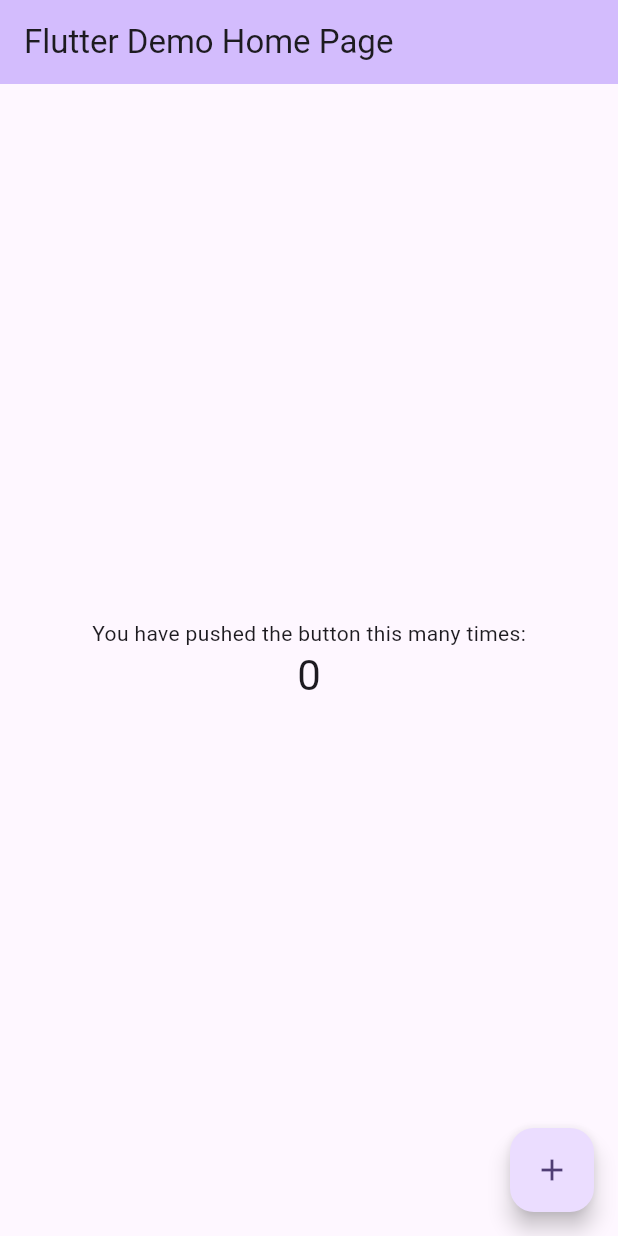
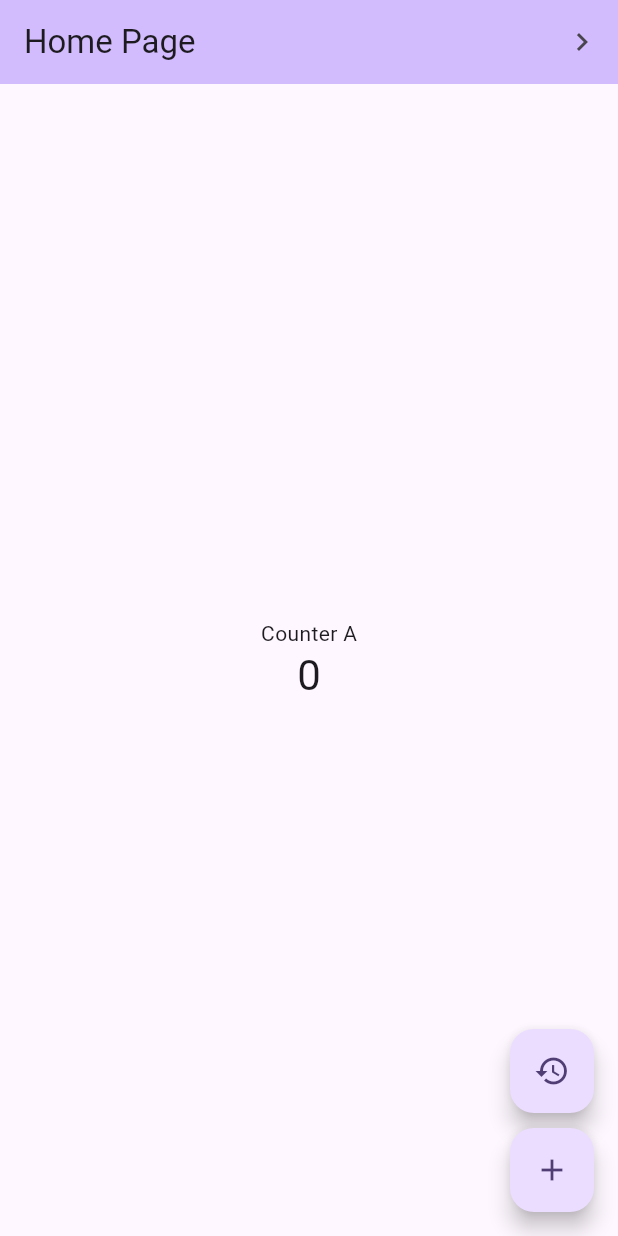
Before and after one commit to pianosp/cm_state_demo, a Flutter app: the screen it shows after launch, on a phone screen of 412 x 824 dp. Run offline on Flutter 3.47's test engine with Material 3 defaults, Android fonts, the phone set to English and light mode, and no system bars; our stand-ins replace bloc, equatable, flutter_bloc.

Commit message:
create more bloc and use in multiple bloc in single page

```diff
--- a/lib/main.dart
+++ b/lib/main.dart
@@ -1,125 +1,39 @@
+import 'package:cm_state_demo/src/app_route.dart';
+import 'package:cm_state_demo/src/bloc/app_bloc_observer.dart';
+import 'package:cm_state_demo/src/bloc/counter_a_bloc/counter_a_bloc.dart';
+import 'package:cm_state_demo/src/bloc/counter_b_bloc/counter_b_bloc.dart';
+import 'package:cm_state_demo/src/pages/home_page.dart';
 import 'package:flutter/material.dart';
+import 'package:flutter_bloc/flutter_bloc.dart';
 
 void main() {
-  runApp(const MyApp());
+  // runApp(const MyApp());
+  BlocOverrides.runZoned(
+    () {
+      runApp(MyApp());
+    },
+    blocObserver: AppBlocObserver(),
+  );
 }
 
 class MyApp extends StatelessWidget {
   const MyApp({super.key});
 
-  // This widget is the root of your application.
   @override
   Widget build(BuildContext context) {
-    return MaterialApp(
-      title: 'Flutter Demo',
-      theme: ThemeData(
-        // This is the theme of your application.
-        //
-        // TRY THIS: Try running your application with "flutter run". You'll see
-        // the application has a purple toolbar. Then, without quitting the app,
-        // try changing the seedColor in the colorScheme below to Colors.green
-        // and then invoke "hot reload" (save your changes or press the "hot
-        // reload" button in a Flutter-supported IDE, or press "r" if you used
-        // the command line to start the app).
-        //
-        // Notice that the counter didn't reset back to zero; the application
-        // state is not lost during the reload. To reset the state, use hot
-        // restart instead.
-        //
-        // This works for code too, not just values: Most code changes can be
-        // tested with just a hot reload.
-        colorScheme: ColorScheme.fromSeed(seedColor: Colors.deepPurple),
-        useMaterial3: true,
+    final counterABloc = BlocProvider(create: (context) => CounterABloc());
+    final counterBBloc = BlocProvider(create: (context) => CounterBBloc());
+    return MultiBlocProvider(
+      providers: [counterABloc, counterBBloc],
+      child: MaterialApp(
+        title: 'Flutter Demo',
+        routes: AppRoute().getAll,
+        theme: ThemeData(
+          colorScheme: ColorScheme.fromSeed(seedColor: Colors.deepPurple),
+          useMaterial3: true,
+        ),
+        home: const MyHomePage(title: 'Home Page'),
       ),
-      home: const MyHomePage(title: 'Flutter Demo Home Page'),
     );
   }
 }
-
-class MyHomePage extends StatefulWidget {
-  const MyHomePage({super.key, required this.title});
-
-  // This widget is the home page of your application. It is stateful, meaning
-  // that it has a State object (defined below) that contains fields that affect
-  // how it looks.
-
-  // This class is the configuration for the state. It holds the values (in this
-  // case the title) provided by the parent (in this case the App widget) and
-  // used by the build method of the State. Fields in a Widget subclass are
-  // always marked "final".
-
-  final String title;
-
-  @override
-  State<MyHomePage> createState() => _MyHomePageState();
-}
-
-class _MyHomePageState extends State<MyHomePage> {
-  int _counter = 0;
-
-  void _incrementCounter() {
-    setState(() {
-      // This call to setState tells the Flutter framework that something has
-      // changed in this State, which causes it to rerun the build method below
-      // so that the display can reflect the updated values. If we changed
-      // _counter without calling setState(), then the build method would not be
-      // called again, and so nothing would appear to happen.
-      _counter++;
-    });
-  }
-
-  @override
-  Widget build(BuildContext context) {
-    // This method is rerun every time setState is called, for instance as done
-    // by the _incrementCounter method above.
-    //
-    // The Flutter framework has been optimized to make rerunning build methods
-    // fast, so that you can just rebuild anything that needs updating rather
-    // than having to individually change instances of widgets.
-    return Scaffold(
-      appBar: AppBar(
-        // TRY THIS: Try changing the color here to a specific color (to
-        // Colors.amber, perhaps?) and trigger a hot reload to see the AppBar
-        // change color while the other colors stay the same.
-        backgroundColor: Theme.of(context).colorScheme.inversePrimary,
-        // Here we take the value from the MyHomePage object that was created by
-        // the App.build method, and use it to set our appbar title.
-        title: Text(widget.title),
-      ),
-      body: Center(
-        // Center is a layout widget. It takes a single child and positions it
-        // in the middle of the parent.
-        child: Column(
-          // Column is also a layout widget. It takes a list of children and
-          // arranges them vertically. By default, it sizes itself to fit its
-          // children horizontally, and tries to be as tall as its parent.
-          //
-          // Column has various properties to control how it sizes itself and
-          // how it positions its children. Here we use mainAxisAlignment to
-          // center the children vertically; the main axis here is the vertical
-          // axis because Columns are vertical (the cross axis would be
-          // horizontal).
-          //
-          // TRY THIS: Invoke "debug painting" (choose the "Toggle Debug Paint"
-          // action in the IDE, or press "p" in the console), to see the
-          // wireframe for each widget.
-          mainAxisAlignment: MainAxisAlignment.center,
-          children: <Widget>[
-            const Text(
-              'You have pushed the button this many times:',
-            ),
-            Text(
-              '$_counter',
-              style: Theme.of(context).textTheme.headlineMedium,
-            ),
-          ],
-        ),
-      ),
-      floatingActionButton: FloatingActionButton(
-        onPressed: _incrementCounter,
-        tooltip: 'Increment',
-        child: const Icon(Icons.add),
-      ), // This trailing comma makes auto-formatting nicer for build methods.
-    );
-  }
-}
--- /dev/null
+++ b/lib/src/app_route.dart
@@ -0,0 +1,13 @@
+import 'package:cm_state_demo/src/pages/another_page.dart';
+import 'package:cm_state_demo/src/pages/home_page.dart';
+import 'package:flutter/cupertino.dart';
+
+class AppRoute {
+  static const home = 'home';
+  static const another = 'another';
+  final _route = <String, WidgetBuilder>{
+    home: (context) => MyHomePage(title: "Home Page"),
+    another: (context) => AnotherPage(title: "Another Page"),
+  };
+  get getAll => _route;
+}
--- /dev/null
+++ b/lib/src/bloc/counter_a_bloc/counter_a_bloc.dart
@@ -0,0 +1,19 @@
+import 'package:bloc/bloc.dart';
+import 'package:equatable/equatable.dart';
+
+part 'counter_a_event.dart';
+part 'counter_a_state.dart';
+
+class CounterABloc extends Bloc<CounterAEvent, CounterAState> {
+  CounterABloc() : super(CounterAState(count: 0)) {
+    //Add
+    on<CounterAEventAdd>((event, emit) {
+      emit(state.copyWith(count: state.count + 1));
+    });
+
+    //Reset
+    on<CounterAEventReset>((event, emit) {
+      emit(state.copyWith(count: 0));
+    });
+  }
+}
--- /dev/null
+++ b/lib/src/bloc/counter_a_bloc/counter_a_event.dart
@@ -0,0 +1,11 @@
+part of 'counter_a_bloc.dart';
+
+abstract class CounterAEvent extends Equatable {
+  const CounterAEvent();
+  @override
+  List<Object> get props => [];
+}
+
+class CounterAEventAdd extends CounterAEvent {}
+
+class CounterAEventReset extends CounterAEvent {}
--- /dev/null
+++ b/lib/src/bloc/counter_a_bloc/counter_a_state.dart
@@ -0,0 +1,19 @@
+part of 'counter_a_bloc.dart';
+
+class CounterAState extends Equatable {
+  final int count;
+  const CounterAState({required this.count});
+
+  CounterAState copyWith({int? count}) {
+    return CounterAState(count: count ?? this.count);
+  }
+
+  @override
+  String toString() {
+    // TODO: implement toString
+    return "count: $count";
+  }
+
+  @override
+  List<Object?> get props => [count];
+}
--- /dev/null
+++ b/lib/src/bloc/counter_b_bloc/counter_b_bloc.dart
@@ -0,0 +1,18 @@
+import 'package:bloc/bloc.dart';
+import 'package:equatable/equatable.dart';
+
+part 'counter_b_event.dart';
+part 'counter_b_state.dart';
+
+class CounterBBloc extends Bloc<CounterBEvent, CounterBState> {
+  CounterBBloc() : super(CounterBState(count: 0)) {
+    on<CounterBEventAdd>((event, emit) {
+      emit(state.copyWith(count: state.count + 1));
+    });
+
+    //Reset
+    on<CounterBEventReset>((event, emit) {
+      emit(state.copyWith(count: 0));
+    });
+  }
+}
--- /dev/null
+++ b/lib/src/bloc/counter_b_bloc/counter_b_event.dart
@@ -0,0 +1,11 @@
+part of 'counter_b_bloc.dart';
+
+abstract class CounterBEvent extends Equatable {
+  const CounterBEvent();
+  @override
+  List<Object> get props => [];
+}
+
+class CounterBEventAdd extends CounterBEvent {}
+
+class CounterBEventReset extends CounterBEvent {}
--- /dev/null
+++ b/lib/src/bloc/counter_b_bloc/counter_b_state.dart
@@ -0,0 +1,19 @@
+part of 'counter_b_bloc.dart';
+
+class CounterBState extends Equatable {
+  final int count;
+  const CounterBState({required this.count});
+
+  CounterBState copyWith({int? count}) {
+    return CounterBState(count: count ?? this.count);
+  }
+
+  @override
+  String toString() {
+    // TODO: implement toString
+    return "count: $count";
+  }
+
+  @override
+  List<Object> get props => [count];
+}
--- /dev/null
+++ b/lib/src/pages/home_page.dart
@@ -0,0 +1,69 @@
+import 'package:cm_state_demo/src/app_route.dart';
+import 'package:cm_state_demo/src/bloc/counter_a_bloc/counter_a_bloc.dart';
+import 'package:cm_state_demo/src/bloc/counter_a_bloc/counter_a_bloc.dart';
+import 'package:flutter/material.dart';
+import 'package:flutter_bloc/flutter_bloc.dart';
+
+class MyHomePage extends StatefulWidget {
+  const MyHomePage({super.key, required this.title});
+
+  final String title;
+
+  @override
+  State<MyHomePage> createState() => _MyHomePageState();
+}
+
+class _MyHomePageState extends State<MyHomePage> {
+  @override
+  Widget build(BuildContext context) {
+    return Scaffold(
+      appBar: AppBar(
+        backgroundColor: Theme.of(context).colorScheme.inversePrimary,
+        title: Text(widget.title),
+        actions: [
+          IconButton(
+              onPressed: () => Navigator.pushNamed(context, AppRoute.another),
+              icon: Icon(
+                Icons.navigate_next,
+              ))
+        ],
+      ),
+      body: BlocBuilder<CounterABloc, CounterAState>(
+        builder: (context, state) {
+          return Center(
+            child: Column(
+              mainAxisAlignment: MainAxisAlignment.center,
+              children: <Widget>[
+                const Text(
+                  'Counter A',
+                ),
+                Text(
+                  '${state.count}',
+                  style: Theme.of(context).textTheme.headlineMedium,
+                )
+              ],
+            ),
+          );
+        },
+      ),
+      floatingActionButton: Column(
+        mainAxisAlignment: MainAxisAlignment.end,
+        children: [
+          FloatingActionButton(
+            onPressed: () =>
+                context.read<CounterABloc>().add(CounterAEventReset()),
+            tooltip: 'Reset',
+            child: const Icon(Icons.restore),
+          ),
+          SizedBox(height: 10),
+          FloatingActionButton(
+            onPressed: () =>
+                context.read<CounterABloc>().add(CounterAEventAdd()),
+            tooltip: 'Add',
+            child: const Icon(Icons.add),
+          )
+        ],
+      ),
+    );
+  }
+}
--- a/pubspec.yaml
+++ b/pubspec.yaml
@@ -35,6 +35,8 @@ dependencies:
   # The following adds the Cupertino Icons font to your application.
   # Use with the CupertinoIcons class for iOS style icons.
   cupertino_icons: ^1.0.6
+  flutter_bloc: ^8.1.4
+  equatable: ^2.0.5
 
 dev_dependencies:
   flutter_test:
```
Also changed, not shown: lib/src/bloc/app_bloc_observer.dart (added, +16 -0 lines), lib/src/pages/another_page.dart (added, +109 -0 lines), pubspec.lock.
